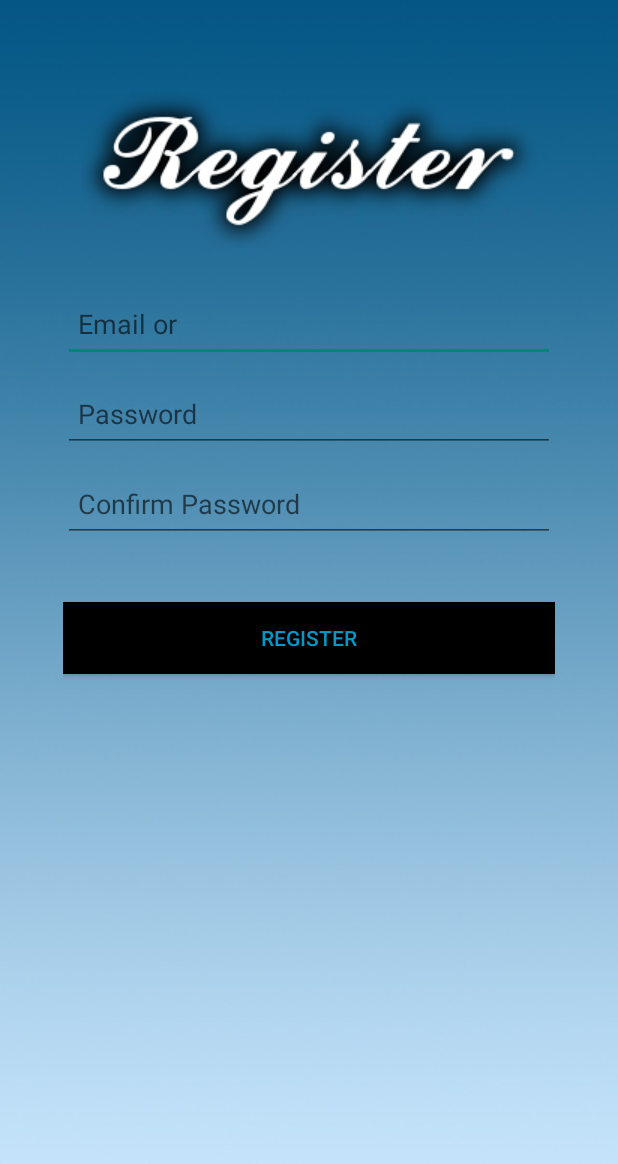
After one commit to xingweicmu/Neighbor2you, an Android app: the layout register.xml on its own in the app's theme, with its tools: preview values and no code run, on a phone screen of 412 x 824 dp. The commit adds this screen. Shown: the top 1164 px of the screen. Run offline under Robolectric (Android 15) with nearby library versions, the phone set to English and light mode, and no system bars.

Commit message:
Register basic

```diff
--- a/app/src/main/res/layout/login.xml
+++ b/app/src/main/res/layout/login.xml
@@ -8,8 +8,10 @@
         android:id="@+id/image_logo"
         android:layout_width="wrap_content"
         android:layout_height="wrap_content"
+        android:layout_marginLeft="30dp"
+        android:layout_marginRight="30dp"
         android:layout_marginTop="77dp"
-        android:src="@drawable/title"
+        android:src="@drawable/title2"
         android:layout_alignParentTop="true"
         android:layout_centerHorizontal="true" />
     <LinearLayout
@@ -24,20 +26,22 @@
 
 
         <EditText
-            android:id="@+id/et_Example"
+            android:id="@+id/et_Email"
             android:layout_width="fill_parent"
             android:layout_height="40dp"
+            android:layout_marginTop="15dp"
             android:background="#00ffffff"
             android:hint="Email"
             android:inputType="number"
             android:paddingLeft="10dp"
-            android:layout_marginBottom="16dp"/>
+            android:layout_marginBottom="10dp"/>
 
 
         <EditText
             android:id="@+id/et_Pwd"
             android:layout_width="fill_parent"
             android:layout_height="40dp"
+            android:layout_marginTop="10dp"
             android:background="#00ffffff"
             android:hint="Password"
             android:inputType="textPassword"
@@ -51,7 +55,7 @@
         android:textColor="@android:color/holo_blue_dark"
         android:background="@android:color/black"
         android:layout_below="@id/linearLayout01"
-        android:layout_marginTop="10dp"
+        android:layout_marginTop="22dp"
         android:layout_marginBottom="16dp"
         android:text="Login" />
     <Button
--- /dev/null
+++ b/app/src/main/res/layout/register.xml
@@ -0,0 +1,64 @@
+<?xml version="1.0" encoding="utf-8"?>
+<RelativeLayout xmlns:android="http://schemas.android.com/apk/res/android"
+    android:layout_width="match_parent"
+    android:layout_height="match_parent"
+    android:background="@drawable/login_bg"
+    android:orientation="vertical" >
+    <ImageView
+        android:id="@+id/image_logo"
+        android:layout_width="wrap_content"
+        android:layout_height="wrap_content"
+        android:layout_marginTop="60dp"
+        android:src="@drawable/register2"
+        android:layout_alignParentTop="true"
+        android:layout_centerHorizontal="true" />
+    <LinearLayout
+        android:id="@+id/linearLayout01"
+        android:layout_width="fill_parent"
+        android:layout_height="wrap_content"
+        android:layout_below="@id/image_logo"
+        android:layout_marginLeft="42dp"
+        android:layout_marginRight="42dp"
+        android:orientation="vertical" >
+        <EditText
+            android:id="@+id/et_res_Email"
+            android:layout_width="fill_parent"
+            android:layout_height="50dp"
+            android:hint="Email or "
+            android:inputType="textEmailAddress"
+            android:paddingLeft="10dp"
+            android:layout_marginTop="25dp"
+            android:layout_marginBottom="10dp"/>
+
+
+        <EditText
+            android:id="@+id/et_res_Pwd"
+            android:layout_width="fill_parent"
+            android:layout_height="50dp"
+            android:hint="Password"
+            android:inputType="textPassword"
+            android:layout_marginBottom="10dp"
+            android:paddingLeft="10dp" />
+        <EditText
+            android:id="@+id/et_res_conPwd"
+            android:layout_width="fill_parent"
+            android:layout_height="50dp"
+            android:hint="Confirm Password"
+            android:inputType="textPassword"
+            android:layout_marginBottom="10dp"
+            android:paddingLeft="10dp" />
+        <Button
+            android:id="@+id/btn_register"
+            android:layout_width="fill_parent"
+            android:layout_height="wrap_content"
+            android:textColor="@android:color/holo_blue_dark"
+            android:background="@android:color/black"
+            android:layout_below="@id/linearLayout01"
+            android:layout_marginTop="30dp"
+            android:layout_marginBottom="16dp"
+            android:text="Register" />
+
+
+    </LinearLayout>
+
+</RelativeLayout>
```
Also changed, not shown: app/src/main/res/drawable/register.png (added), app/src/main/res/drawable/register2.png (added), app/src/main/res/drawable/title2.png (added).
